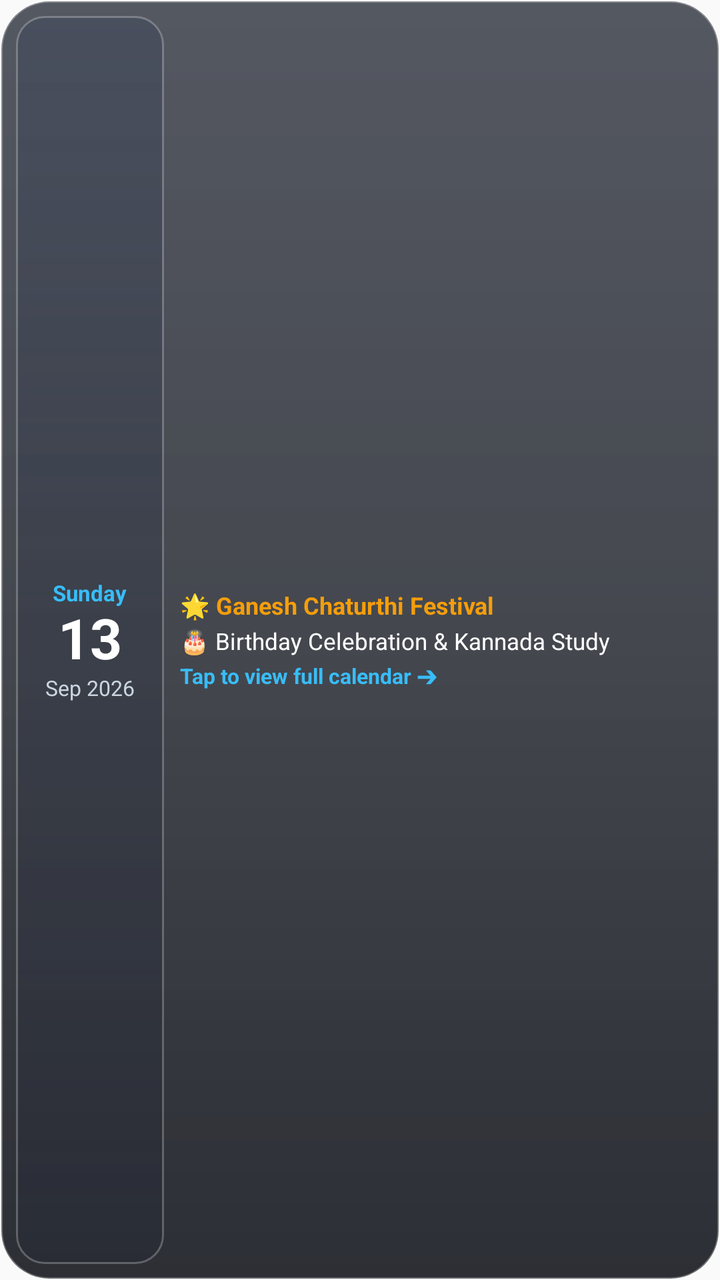
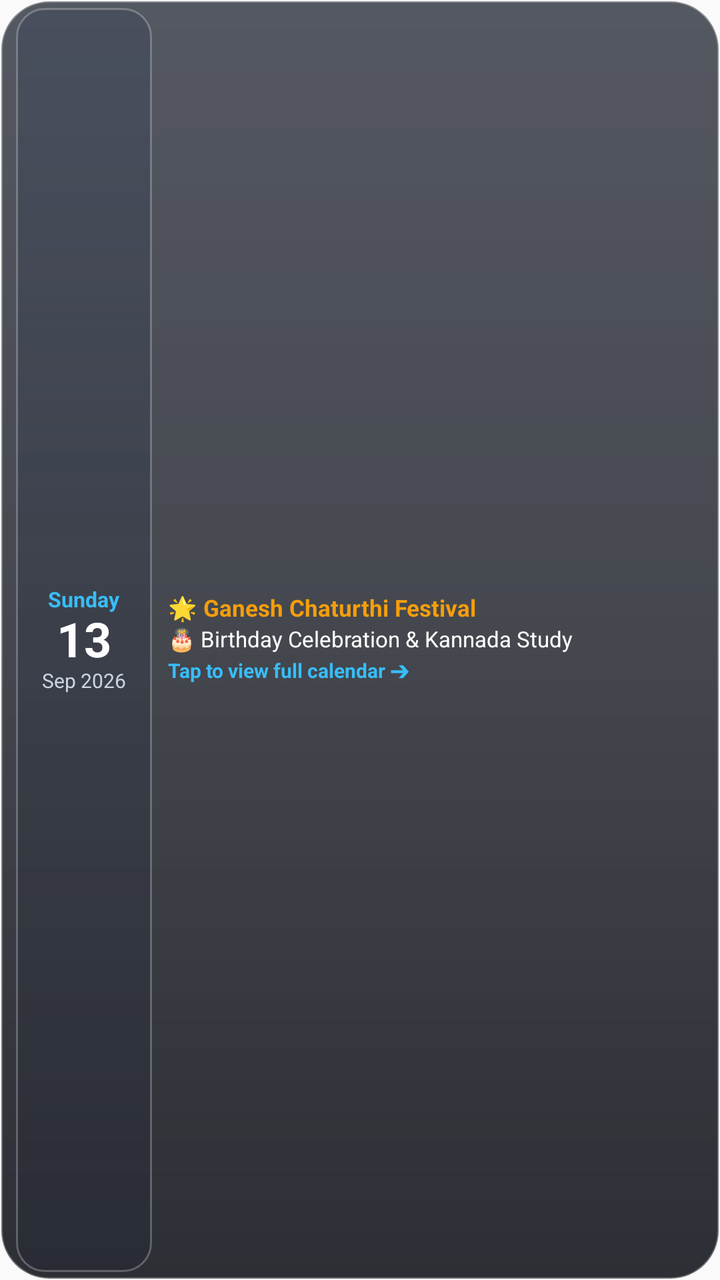

The first picture is an Android layout as it rendered before a commit; the second is the same layout after the commit. The layout source and the unified diff follow.
<!-- AndroidManifest.xml: application theme AppTheme -->
<!-- res/layout/widget_calendar_today.xml -->
<?xml version="1.0" encoding="utf-8"?>
<LinearLayout xmlns:android="http://schemas.android.com/apk/res/android"
    android:id="@+id/widget_cal_today_root"
    android:layout_width="match_parent"
    android:layout_height="match_parent"
    android:background="@drawable/widget_bg"
    android:orientation="horizontal"
    android:padding="8dp">

    
    <LinearLayout
        android:layout_width="74dp"
        android:layout_height="match_parent"
        android:background="@drawable/widget_btn_bg"
        android:gravity="center"
        android:orientation="vertical"
        android:padding="4dp">

        <TextView
            android:id="@+id/widget_cal_today_dayname"
            android:layout_width="wrap_content"
            android:layout_height="wrap_content"
            android:text="Sunday"
            android:textColor="#38BDF8"
            android:textSize="11sp"
            android:textStyle="bold" />

        <TextView
            android:id="@+id/widget_cal_today_daynum"
            android:layout_width="wrap_content"
            android:layout_height="wrap_content"
            android:includeFontPadding="false"
            android:text="13"
            android:textColor="#FFFFFF"
            android:textSize="28sp"
            android:textStyle="bold" />

        <TextView
            android:id="@+id/widget_cal_today_month"
            android:layout_width="wrap_content"
            android:layout_height="wrap_content"
            android:text="Sep 2026"
            android:textColor="#CBD5E1"
            android:textSize="10.5sp" />
    </LinearLayout>

    
    <LinearLayout
        android:layout_width="0dp"
        android:layout_height="match_parent"
        android:layout_marginStart="8dp"
        android:layout_weight="1"
        android:gravity="center_vertical"
        android:orientation="vertical">

        
        <TextView
            android:id="@+id/widget_cal_today_festival"
            android:layout_width="match_parent"
            android:layout_height="wrap_content"
            android:ellipsize="end"
            android:maxLines="1"
            android:text="🌟 Ganesh Chaturthi Festival"
            android:textColor="#F59E0B"
            android:textSize="12sp"
            android:textStyle="bold" />

        
        <TextView
            android:id="@+id/widget_cal_today_event"
            android:layout_width="match_parent"
            android:layout_height="wrap_content"
            android:layout_marginTop="2dp"
            android:ellipsize="end"
            android:maxLines="1"
            android:text="🎂 Birthday Celebration &amp; Kannada Study"
            android:textColor="#FFFFFF"
            android:textSize="11.5sp" />

        
        <TextView
            android:layout_width="wrap_content"
            android:layout_height="wrap_content"
            android:layout_marginTop="2dp"
            android:text="Tap to view full calendar ➔"
            android:textColor="#38BDF8"
            android:textSize="10.5sp"
            android:textStyle="bold" />
    </LinearLayout>

</LinearLayout>
<!-- resources referenced by this layout -->
<resources>
  <!-- drawable widget_bg (drawable) -->
  <?xml version="1.0" encoding="utf-8"?>
  <shape xmlns:android="http://schemas.android.com/apk/res/android"
      android:shape="rectangle">
      <corners android:radius="24dp" />
      <gradient
          android:angle="270"
          android:startColor="#B8141926"
          android:centerColor="#C40D111A"
          android:endColor="#D9080A12" />
      <stroke
          android:width="1.2dp"
          android:color="#4DFFFFFF" />
  </shape>
  <!-- drawable widget_btn_bg (drawable) -->
  <?xml version="1.0" encoding="utf-8"?>
  <shape xmlns:android="http://schemas.android.com/apk/res/android"
      android:shape="rectangle">
      <corners android:radius="14dp" />
      <gradient
          android:angle="270"
          android:startColor="#59333E56"
          android:centerColor="#4421293C"
          android:endColor="#36171E2E" />
      <stroke
          android:width="1dp"
          android:color="#40FFFFFF" />
  </shape>
  <style name="AppTheme" parent="Theme.AppCompat.Light.DarkActionBar">
          
          <item name="colorPrimary">@color/colorPrimary</item>
          <item name="colorPrimaryDark">@color/colorPrimaryDark</item>
          <item name="colorAccent">@color/colorAccent</item>
      </style>
</resources>

<!-- the commit's change to res/layout/widget_calendar_today.xml (unified diff, before → after) -->
@@ -5,24 +5,28 @@
     android:layout_height="match_parent"
     android:background="@drawable/widget_bg"
     android:orientation="horizontal"
-    android:padding="8dp">
+    android:paddingStart="8dp"
+    android:paddingEnd="8dp"
+    android:paddingTop="4dp"
+    android:paddingBottom="4dp">
 
     
     <LinearLayout
-        android:layout_width="74dp"
+        android:layout_width="68dp"
         android:layout_height="match_parent"
         android:background="@drawable/widget_btn_bg"
         android:gravity="center"
         android:orientation="vertical"
-        android:padding="4dp">
+        android:padding="2dp">
 
         <TextView
             android:id="@+id/widget_cal_today_dayname"
             android:layout_width="wrap_content"
             android:layout_height="wrap_content"
+            android:includeFontPadding="false"
             android:text="Sunday"
             android:textColor="#38BDF8"
-            android:textSize="11sp"
+            android:textSize="10.5sp"
             android:textStyle="bold" />
 
         <TextView
@@ -32,16 +36,17 @@
             android:includeFontPadding="false"
             android:text="13"
             android:textColor="#FFFFFF"
-            android:textSize="28sp"
+            android:textSize="24sp"
             android:textStyle="bold" />
 
         <TextView
             android:id="@+id/widget_cal_today_month"
             android:layout_width="wrap_content"
             android:layout_height="wrap_content"
+            android:includeFontPadding="false"
             android:text="Sep 2026"
             android:textColor="#CBD5E1"
-            android:textSize="10.5sp" />
+            android:textSize="10sp" />
     </LinearLayout>
 
     
@@ -60,9 +65,10 @@
             android:layout_height="wrap_content"
             android:ellipsize="end"
             android:maxLines="1"
+            android:includeFontPadding="false"
             android:text="🌟 Ganesh Chaturthi Festival"
             android:textColor="#F59E0B"
-            android:textSize="12sp"
+            android:textSize="11.5sp"
             android:textStyle="bold" />
 
         
@@ -73,18 +79,20 @@
             android:layout_marginTop="2dp"
             android:ellipsize="end"
             android:maxLines="1"
+            android:includeFontPadding="false"
             android:text="🎂 Birthday Celebration &amp; Kannada Study"
             android:textColor="#FFFFFF"
-            android:textSize="11.5sp" />
+            android:textSize="11sp" />
 
         
         <TextView
             android:layout_width="wrap_content"
             android:layout_height="wrap_content"
             android:layout_marginTop="2dp"
+            android:includeFontPadding="false"
             android:text="Tap to view full calendar ➔"
             android:textColor="#38BDF8"
-            android:textSize="10.5sp"
+            android:textSize="10sp"
             android:textStyle="bold" />
     </LinearLayout>
 
